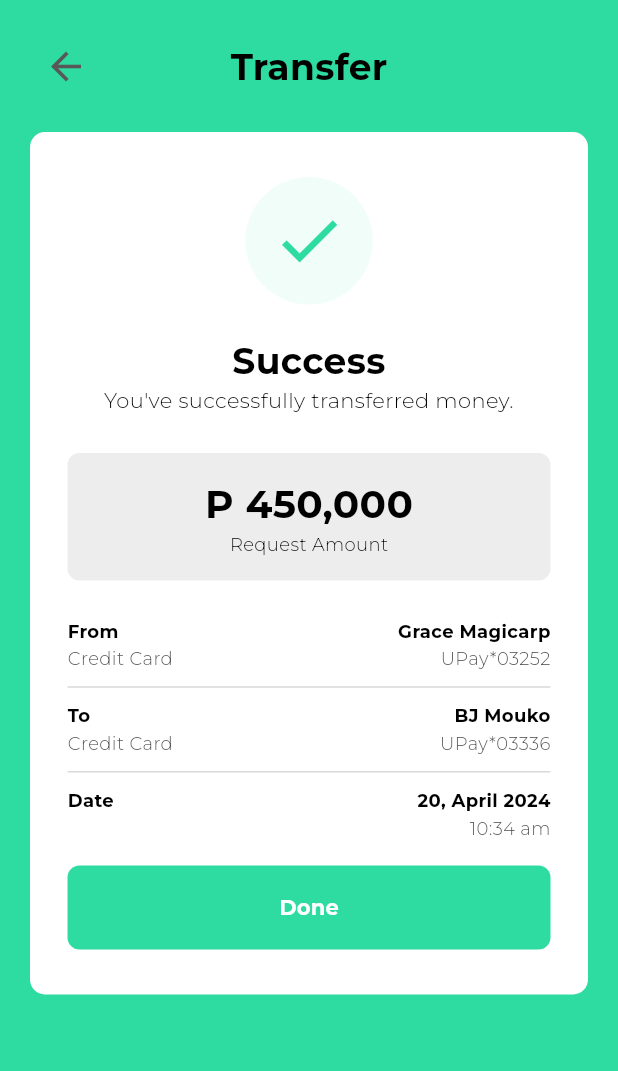
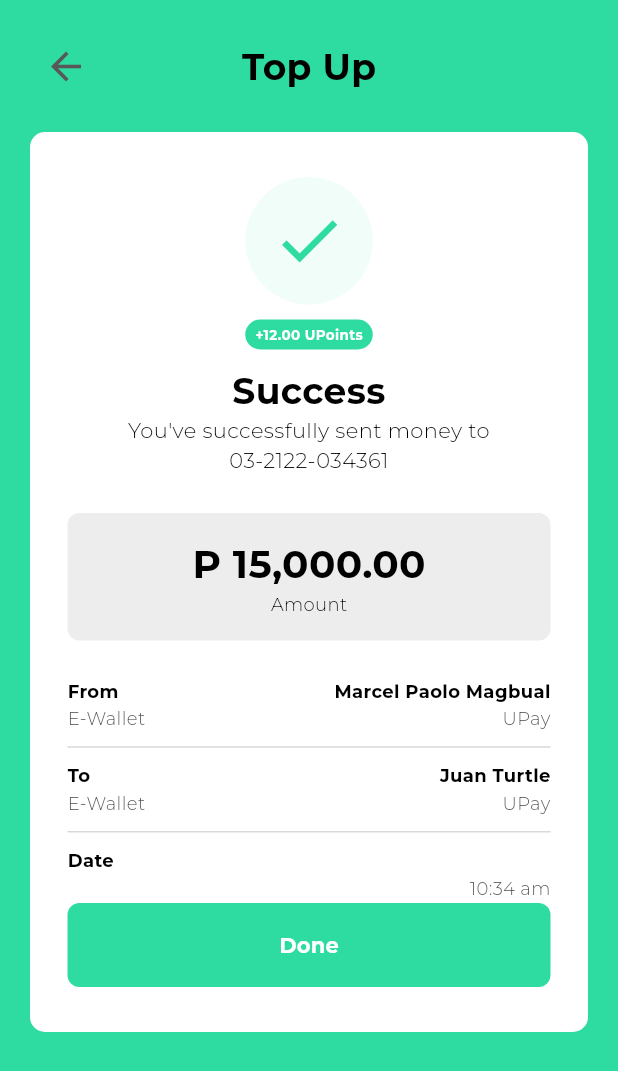
Before and after one commit to marcelee0713/UPay, a Flutter app: the TestPage screen opened by its route, after a tap on "Receipt Page", on a phone screen of 412 x 824 dp. Shown: the top 1071 px of the screen. Run offline on Flutter 3.47's test engine with Material 3 defaults, Android fonts, the light colour scheme and no system bars; our stand-ins replace cloud_firestore, firebase_auth, firebase_core, firebase_database, flutter_animate, hive and 3 more; missing offline and left inert: indexed; accounts and stored records are empty; project files that could hold a hidden picture were left out.

Commit message:
Made a receipt for a successful top up

```diff
--- a/lib/main.dart
+++ b/lib/main.dart
@@ -5,7 +5,6 @@ import 'package:citefest/pages/auth/create_mpin_page.dart';
 import 'package:citefest/pages/auth/enter_mpin_page.dart';
 import 'package:citefest/pages/auth/log_in_page.dart';
 import 'package:citefest/pages/page_handler.dart';
-import 'package:citefest/pages/receipt_page.dart';
 import 'package:citefest/pages/auth/registration_page.dart';
 import 'package:citefest/pages/auth/start_page.dart';
 import 'package:citefest/pages/testpage.dart';
@@ -45,6 +44,7 @@ class MyApp extends StatelessWidget {
   Widget build(BuildContext context) {
     return MaterialApp(
       navigatorKey: globalNavigatorKey,
+      debugShowCheckedModeBanner: false,
       title: 'UPay',
       theme: ThemeData(
         colorScheme: ColorScheme.fromSwatch().copyWith(
@@ -61,8 +61,6 @@ class MyApp extends StatelessWidget {
         "/registration": (context) => const RegistrationPage(),
         "/create-mpin": (context) => const CreateMPINPage(),
         "/": (context) => const PageHandler(),
-        "/receipt_page": (context) =>
-            const ReceiptPage(), // Possibly make a necessary properties for this page.
         "/transfer_to_page": (context) => const TransferTo(),
         "/top_up_page": (context) => const TopUpPage(),
         "/testpage": (context) => const TestPage(),
--- a/lib/models/transactions.dart
+++ b/lib/models/transactions.dart
@@ -16,6 +16,17 @@ class TransactionModel {
   String type;
   String recipient;
   String? note;
+  String desc;
+  String time;
+  String pointsEarned;
+  String senderLeftHeadText;
+  String senderLeftSubText;
+  String senderRightHeadText;
+  String senderRightSubText;
+  String recipientLeftHeadText;
+  String recipientLeftSubText;
+  String recipientRightHeadText;
+  String recipientRightSubText;
 
   TransactionModel({
     required this.uid,
@@ -25,6 +36,17 @@ class TransactionModel {
     required this.type,
     required this.recipient,
     this.note,
+    required this.desc,
+    required this.time,
+    required this.pointsEarned,
+    required this.senderLeftHeadText,
+    required this.senderLeftSubText,
+    required this.senderRightHeadText,
+    required this.senderRightSubText,
+    required this.recipientLeftHeadText,
+    required this.recipientLeftSubText,
+    required this.recipientRightHeadText,
+    required this.recipientRightSubText,
   });
 
   factory TransactionModel.fromJson(Map<String, dynamic> json) =>
@@ -35,7 +57,18 @@ class TransactionModel {
         amountType: json["amountType"],
         type: json["type"],
         recipient: json["recipient"],
-        note: json["note"] ?? "",
+        note: json["note"],
+        desc: json["desc"],
+        time: json["time"],
+        pointsEarned: json["pointsEarned"],
+        senderLeftHeadText: json["senderLeftHeadText"],
+        senderLeftSubText: json["senderLeftSubText"],
+        senderRightHeadText: json["senderRightHeadText"],
+        senderRightSubText: json["senderRightSubText"],
+        recipientLeftHeadText: json["recipientLeftHeadText"],
+        recipientLeftSubText: json["recipientLeftSubText"],
+        recipientRightHeadText: json["recipientRightHeadText"],
+        recipientRightSubText: json["recipientRightSubText"],
       );
 
   Map<String, dynamic> toJson() => {
@@ -46,6 +79,17 @@ class TransactionModel {
         "type": type,
         "recipient": recipient,
         "note": note,
+        "desc": desc,
+        "time": time,
+        "pointsEarned": pointsEarned,
+        "senderLeftHeadText": senderLeftHeadText,
+        "senderLeftSubText": senderLeftSubText,
+        "senderRightHeadText": senderRightHeadText,
+        "senderRightSubText": senderRightSubText,
+        "recipientLeftHeadText": recipientLeftHeadText,
+        "recipientLeftSubText": recipientLeftSubText,
+        "recipientRightHeadText": recipientRightHeadText,
+        "recipientRightSubText": recipientRightSubText,
       };
 
   factory TransactionModel.fromSnapshot(DocumentSnapshot snapshot) {
@@ -58,6 +102,17 @@ class TransactionModel {
       type: data['type'],
       recipient: data['recipient'],
       note: data['note'] ?? '',
+      desc: data['desc'],
+      time: data['time'],
+      pointsEarned: data['pointsEarned'],
+      senderLeftHeadText: data['senderLeftHeadText'],
+      senderLeftSubText: data['senderLeftSubText'],
+      senderRightHeadText: data['senderRightHeadText'],
+      senderRightSubText: data['senderRightSubText'],
+      recipientLeftHeadText: data['recipientLeftHeadText'],
+      recipientLeftSubText: data['recipientLeftSubText'],
+      recipientRightHeadText: data['recipientRightHeadText'],
+      recipientRightSubText: data['recipientRightSubText'],
     );
   }
 }
--- a/lib/pages/auth/create_mpin_page.dart
+++ b/lib/pages/auth/create_mpin_page.dart
@@ -107,6 +107,8 @@ class _CreateMPINPageState extends State<CreateMPINPage> {
                       balance: "0",
                       salt: salt,
                       upoints: "0",
+                      transactionCount: "0",
+                      lastTransactionDate: "",
                     );
 
                     AuthResult res =
--- a/lib/pages/auth/start_page.dart
+++ b/lib/pages/auth/start_page.dart
@@ -23,9 +23,9 @@ class StartPage extends StatelessWidget {
                 crossAxisAlignment: CrossAxisAlignment.stretch,
                 mainAxisAlignment: MainAxisAlignment.spaceBetween,
                 children: [
-                  Column(
+                  const Column(
                     crossAxisAlignment: CrossAxisAlignment.stretch,
-                    children: const [
+                    children: [
                       Text(
                         "Easy Way",
                         style: TextStyle(
--- a/lib/pages/receipt_page.dart
+++ b/lib/pages/receipt_page.dart
@@ -1,14 +1,33 @@
 import 'package:citefest/constants/colors.dart';
+import 'package:citefest/models/transactions.dart';
+import 'package:citefest/utils/money_formatter.dart';
 import 'package:citefest/widgets/receipt/receipt_info_box.dart';
 import 'package:citefest/widgets/universal/auth/arrow_back.dart';
 import 'package:flutter/material.dart';
 
-class ReceiptPage extends StatelessWidget {
-  const ReceiptPage({super.key});
+class ReceiptPage extends StatefulWidget {
+  final TransactionModel data;
+  final VoidCallback onExit;
+
+  const ReceiptPage({
+    super.key,
+    required this.data,
+    required this.onExit,
+  });
 
   @override
+  State<ReceiptPage> createState() => _ReceiptPageState();
+}
+
+class _ReceiptPageState extends State<ReceiptPage> {
+  @override
   Widget build(BuildContext context) {
-    return Scaffold(
+    return WillPopScope(
+      onWillPop: () async {
+        widget.onExit;
+        return false;
+      },
+      child: Scaffold(
         backgroundColor: ColorPalette.primary,
         body: Container(
           padding: const EdgeInsets.fromLTRB(20, 0, 20, 0),
@@ -21,10 +40,11 @@ class ReceiptPage extends StatelessWidget {
                 alignment: Alignment.center,
                 children: [
                   Positioned(
-                    child: ArrowBack(onTap: () => Navigator.pop(context))),
-                const Text(
-                  "Transfer",
-                  style: TextStyle(
+                    child: ArrowBack(onTap: widget.onExit),
+                  ),
+                  Text(
+                    widget.data.type,
+                    style: const TextStyle(
                       fontFamily: 'Montserrat',
                       fontSize: 24,
                       fontWeight: FontWeight.w800,
@@ -35,8 +55,9 @@ class ReceiptPage extends StatelessWidget {
               ),
               const SizedBox(height: 20),
               Container(
-              height: 575,
-              padding: const EdgeInsets.symmetric(vertical: 30, horizontal: 25),
+                height: 600,
+                padding:
+                    const EdgeInsets.symmetric(vertical: 30, horizontal: 25),
                 decoration: BoxDecoration(
                   color: ColorPalette.accentWhite,
                   borderRadius: BorderRadius.circular(10),
@@ -60,12 +81,32 @@ class ReceiptPage extends StatelessWidget {
                             size: 50,
                           ),
                         ),
-                      const SizedBox(height: 20),
+                        const SizedBox(height: 10),
+                        Container(
+                          height: 20,
+                          width: 85,
+                          decoration: BoxDecoration(
+                            borderRadius: BorderRadius.circular(15),
+                            color: ColorPalette.primary,
+                          ),
+                          child: Center(
+                            child: Text(
+                              "+${widget.data.pointsEarned} UPoints",
+                              style: const TextStyle(
+                                fontFamily: "Montserrat",
+                                color: ColorPalette.accentWhite,
+                                fontSize: 9,
+                                fontWeight: FontWeight.bold,
+                              ),
+                            ),
+                          ),
+                        ),
+                        const SizedBox(height: 10),
                         Column(
                           crossAxisAlignment: CrossAxisAlignment.stretch,
                           mainAxisAlignment: MainAxisAlignment.center,
-                        children: const [
-                          Text(
+                          children: [
+                            const Text(
                               "Success",
                               textAlign: TextAlign.center,
                               style: TextStyle(
@@ -76,9 +117,9 @@ class ReceiptPage extends StatelessWidget {
                               ),
                             ),
                             Text(
-                            "You've successfully transferred money.",
+                              widget.data.desc,
                               textAlign: TextAlign.center,
-                            style: TextStyle(
+                              style: const TextStyle(
                                 fontFamily: 'Montserrat',
                                 fontSize: 14,
                                 fontWeight: FontWeight.w300,
@@ -98,18 +139,18 @@ class ReceiptPage extends StatelessWidget {
                           child: Column(
                             mainAxisAlignment: MainAxisAlignment.center,
                             crossAxisAlignment: CrossAxisAlignment.center,
-                          children: const [
+                            children: [
                               Text(
-                              "P 450,000",
-                              style: TextStyle(
+                                formatMoney(double.parse(widget.data.amount)),
+                                style: const TextStyle(
                                   fontFamily: 'Montserrat',
                                   fontSize: 26,
                                   fontWeight: FontWeight.w800,
                                   color: ColorPalette.accentBlack,
                                 ),
                               ),
-                            Text(
-                              "Request Amount",
+                              const Text(
+                                "Amount",
                                 style: TextStyle(
                                   fontFamily: 'Montserrat',
                                   fontSize: 12,
@@ -123,11 +164,11 @@ class ReceiptPage extends StatelessWidget {
                         const SizedBox(height: 25),
                         Column(
                           children: [
-                          const ReceiptInfoBox(
-                            leftHeaderText: "From",
-                            rightHeaderText: "Grace Magicarp",
-                            leftSubText: "Credit Card",
-                            rightSubText: "UPay*03252",
+                            ReceiptInfoBox(
+                              leftHeaderText: widget.data.senderLeftHeadText,
+                              rightHeaderText: widget.data.senderRightHeadText,
+                              leftSubText: widget.data.senderLeftSubText,
+                              rightSubText: widget.data.senderRightSubText,
                             ),
                             const SizedBox(height: 10),
                             Container(
@@ -135,11 +176,12 @@ class ReceiptPage extends StatelessWidget {
                               color: const Color(0xffD9D9D9),
                             ),
                             const SizedBox(height: 10),
-                          const ReceiptInfoBox(
-                            leftHeaderText: "To",
-                            rightHeaderText: "BJ Mouko",
-                            leftSubText: "Credit Card",
-                            rightSubText: "UPay*03336",
+                            ReceiptInfoBox(
+                              leftHeaderText: widget.data.recipientLeftHeadText,
+                              rightHeaderText:
+                                  widget.data.recipientRightHeadText,
+                              leftSubText: widget.data.recipientLeftSubText,
+                              rightSubText: widget.data.recipientRightSubText,
                             ),
                             const SizedBox(height: 10),
                             Container(
@@ -147,18 +189,18 @@ class ReceiptPage extends StatelessWidget {
                               color: const Color(0xffD9D9D9),
                             ),
                             const SizedBox(height: 10),
-                          const ReceiptInfoBox(
+                            ReceiptInfoBox(
                               leftHeaderText: "Date",
-                            rightHeaderText: "20, April 2024",
+                              rightHeaderText: widget.data.createdAt,
                               leftSubText: "",
-                            rightSubText: "10:34 am",
+                              rightSubText: widget.data.time,
                             ),
                           ],
                         ),
                       ],
                     ),
                     ElevatedButton(
-                    onPressed: () {},
+                      onPressed: widget.onExit,
                       style: ElevatedButton.styleFrom(
                         shadowColor: Colors.transparent,
                         backgroundColor: ColorPalette.primary,
@@ -183,6 +225,7 @@ class ReceiptPage extends StatelessWidget {
             ],
           ),
         ),
+      ),
     );
   }
 }
--- a/lib/pages/testpage.dart
+++ b/lib/pages/testpage.dart
@@ -1,4 +1,5 @@
 import 'package:citefest/constants/colors.dart';
+import 'package:citefest/models/transactions.dart';
 import 'package:citefest/pages/auth/enter_mpin_page.dart';
 import 'package:citefest/pages/auth/log_in_page.dart';
 import 'package:citefest/pages/auth/create_mpin_page.dart';
@@ -55,8 +56,33 @@ class _TestPageState extends State<TestPage> {
               child: const Text("Create MPIN Page"),
             ),
             ElevatedButton(
-              onPressed: () => Navigator.push(context,
-                  MaterialPageRoute(builder: (context) => const ReceiptPage())),
+              onPressed: () => Navigator.push(
+                context,
+                MaterialPageRoute(
+                  builder: (context) => ReceiptPage(
+                    data: TransactionModel(
+                        type: "Top Up",
+                        desc:
+                            "You've successfully sent money to 03-2122-034361",
+                        amount: "15000",
+                        senderLeftHeadText: "From",
+                        senderLeftSubText: "E-Wallet",
+                        senderRightHeadText: "Marcel Paolo Magbual",
+                        senderRightSubText: "UPay",
+                        recipientLeftHeadText: "To",
+                        recipientLeftSubText: "E-Wallet",
+                        recipientRightHeadText: "Juan Turtle",
+                        recipientRightSubText: "UPay",
+                        time: "10:34 am",
+                        pointsEarned: "12.00",
+                        uid: '',
+                        createdAt: '',
+                        amountType: '',
+                        recipient: ''),
+                    onExit: () => {},
+                  ),
+                ),
+              ),
               child: const Text("Receipt Page"),
             ),
           ],
--- a/lib/widgets/analytics/analytics_empty.dart
+++ b/lib/widgets/analytics/analytics_empty.dart
@@ -6,10 +6,10 @@ class EmptyAnalytics extends StatelessWidget {
 
   @override
   Widget build(BuildContext context) {
-    return Column(
+    return const Column(
       crossAxisAlignment: CrossAxisAlignment.center,
       mainAxisAlignment: MainAxisAlignment.center,
-      children: const [
+      children: [
         Icon(
           Icons.analytics_rounded,
           color: ColorPalette.accentBlack,
--- a/lib/widgets/landing/transactions/transaction_empty.dart
+++ b/lib/widgets/landing/transactions/transaction_empty.dart
@@ -10,10 +10,10 @@ class TransactionEmpty extends StatefulWidget {
 class _TransactionEmptyState extends State<TransactionEmpty> {
   @override
   Widget build(BuildContext context) {
-    return Column(
+    return const Column(
       crossAxisAlignment: CrossAxisAlignment.center,
       mainAxisAlignment: MainAxisAlignment.center,
-      children: const [
+      children: [
         Text(
           "Empty!",
           textAlign: TextAlign.center,
--- a/lib/widgets/notifications/notification_empty.dart
+++ b/lib/widgets/notifications/notification_empty.dart
@@ -5,10 +5,10 @@ class NotificationEmpty extends StatelessWidget {
 
   @override
   Widget build(BuildContext context) {
-    return Column(
+    return const Column(
       crossAxisAlignment: CrossAxisAlignment.center,
       mainAxisAlignment: MainAxisAlignment.center,
-      children: const [
+      children: [
         Text(
           "Empty!",
           textAlign: TextAlign.center,
--- a/lib/widgets/notifications/notification_error.dart
+++ b/lib/widgets/notifications/notification_error.dart
@@ -5,10 +5,10 @@ class NotificationError extends StatelessWidget {
 
   @override
   Widget build(BuildContext context) {
-    return Column(
+    return const Column(
       crossAxisAlignment: CrossAxisAlignment.center,
       mainAxisAlignment: MainAxisAlignment.center,
-      children: const [
+      children: [
         Text(
           "Error",
           textAlign: TextAlign.center,
--- a/lib/widgets/topup/amount_picker_box.dart
+++ b/lib/widgets/topup/amount_picker_box.dart
@@ -6,12 +6,14 @@ class AmountPickerBox extends StatefulWidget {
   final int index;
   final String amount;
   final VoidCallback onTap;
+  final String transacFee;
   const AmountPickerBox({
     super.key,
     required this.currentIndex,
     required this.index,
     required this.amount,
     required this.onTap,
+    required this.transacFee,
   });
 
   @override
@@ -51,9 +53,8 @@ class _AmountPickerBoxState extends State<AmountPickerBox> {
                 ),
               ),
               const SizedBox(height: 5),
-              // TODO: Make sure to track the transaction fee
               Text(
-                "+P10 Transaction Fee",
+                "+P${widget.transacFee} Transaction Fee",
                 style: TextStyle(
                   color: isPicked
                       ? ColorPalette.accentWhite
```
Also changed, not shown: lib/api/top_up.dart (+31 -4 lines), lib/auth_check.dart (+13 -0 lines), lib/models/user.dart (+34 -24 lines), lib/pages/landing_page.dart (+4 -4 lines), lib/pages/top_up_page.dart (+45 -17 lines), lib/utils/transaction_fee_handler.dart (added, +117 -0 lines), lib/widgets/landing/transactions/transaction.box.dart (+5 -2 lines), lib/widgets/landing/transactions/transaction_container.dart (+13 -1 lines), pubspec.lock. Lines whose indentation alone changed are shown as unchanged.
